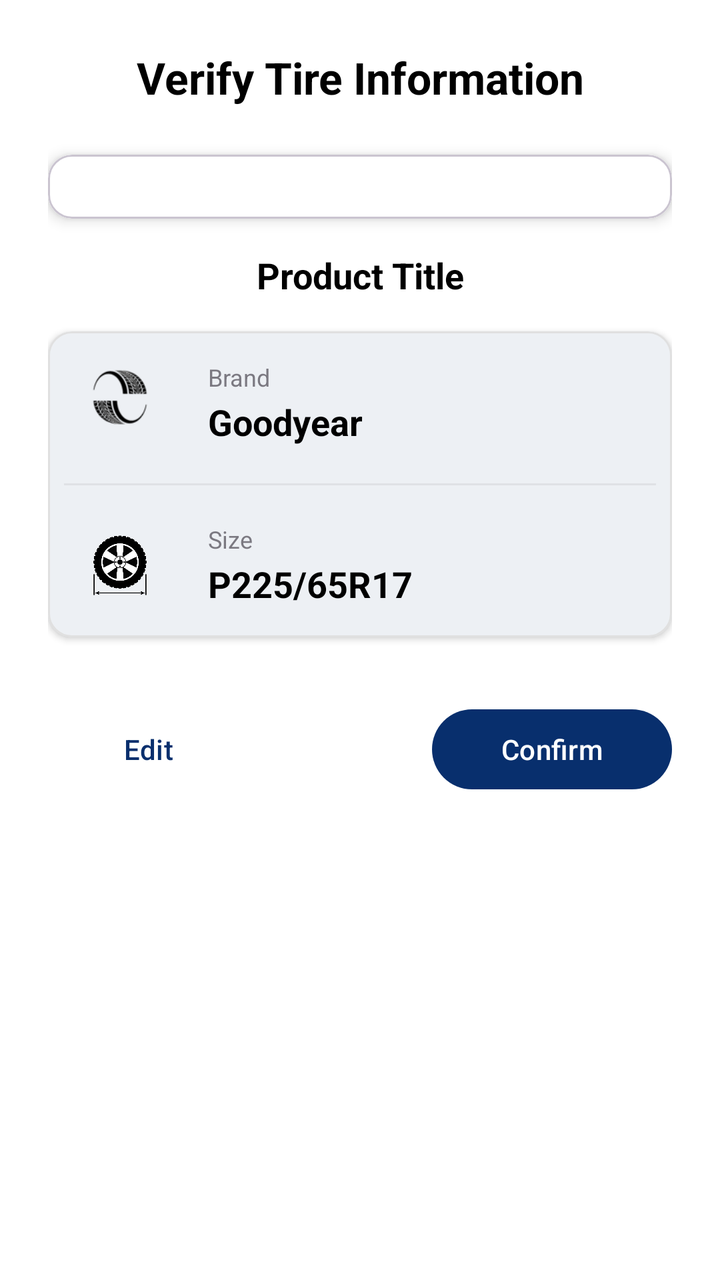
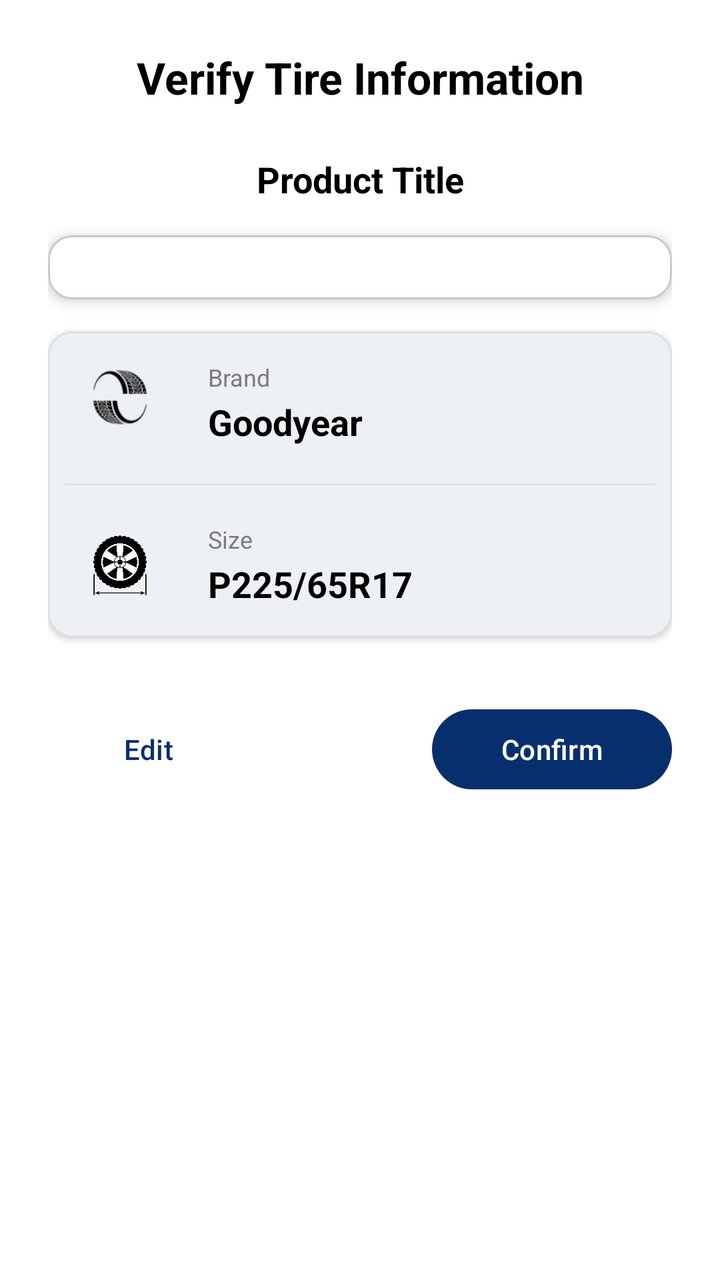

Two renders of the same Android screen: before a commit and after it. Below are the layout's source before the change and the commit's diff.
<!-- AndroidManifest.xml: application theme Theme.BarcodeScannerApp -->
<!-- res/layout/dialog_tire_info.xml -->
<?xml version="1.0" encoding="utf-8"?>
<ScrollView xmlns:android="http://schemas.android.com/apk/res/android"
    xmlns:app="http://schemas.android.com/apk/res-auto"
    android:layout_width="match_parent"
    android:layout_height="match_parent"
    android:fillViewport="true"
    android:background="?attr/colorSurface">

    <LinearLayout
        android:layout_width="match_parent"
        android:layout_height="wrap_content"
        android:orientation="vertical"
        android:padding="24dp">

        <TextView
            android:id="@+id/textView"
            android:layout_width="match_parent"
            android:layout_height="wrap_content"
            android:layout_marginBottom="24dp"
            android:gravity="center"
            android:text="Verify Tire Information"
            android:textSize="22sp"
            android:textStyle="bold"
            android:textColor="?attr/colorOnSurface" />

        
        <com.google.android.material.card.MaterialCardView
            android:layout_width="match_parent"
            android:layout_height="wrap_content"
            android:layout_marginBottom="16dp"
            app:cardElevation="4dp"
            app:cardCornerRadius="12dp">

            <ImageView
                android:id="@+id/tireImage"
                android:layout_width="match_parent"
                android:layout_height="wrap_content"
                android:scaleType="fitCenter"
                android:adjustViewBounds="true"
                android:padding="16dp"
                android:background="@android:color/white"
                android:contentDescription="Tire image" />

        </com.google.android.material.card.MaterialCardView>

        
        <TextView
            android:id="@+id/tvTitle"
            android:layout_width="match_parent"
            android:layout_height="wrap_content"
            android:layout_marginBottom="16dp"
            android:gravity="center"
            android:text="Product Title"
            android:textSize="18sp"
            android:textStyle="bold"
            android:textColor="?attr/colorOnSurface"
            android:maxLines="2"
            android:ellipsize="end" />

        
        <com.google.android.material.card.MaterialCardView
            android:layout_width="match_parent"
            android:layout_height="wrap_content"
            android:layout_marginBottom="24dp"
            app:cardElevation="2dp"
            app:cardCornerRadius="12dp"
            app:strokeWidth="1dp"
            app:strokeColor="#E0E0E0">

            <LinearLayout
                android:layout_width="match_parent"
                android:layout_height="wrap_content"
                android:orientation="vertical"
                android:padding="8dp">

                
                <LinearLayout
                    android:layout_width="match_parent"
                    android:layout_height="wrap_content"
                    android:orientation="horizontal"
                    android:gravity="center_vertical"
                    android:minHeight="56dp">

                    <ImageView
                        android:layout_width="56dp"
                        android:layout_height="56dp"
                        android:src="@drawable/ic_tire_brand"
                        android:contentDescription="Brand icon" />

                    <LinearLayout
                        android:layout_width="0dp"
                        android:layout_height="wrap_content"
                        android:layout_weight="1"
                        android:layout_marginStart="16dp"
                        android:orientation="vertical">

                        <TextView
                            android:layout_width="wrap_content"
                            android:layout_height="wrap_content"
                            android:text="Brand"
                            android:textSize="12sp"
                            android:textColor="?attr/colorOnSurfaceVariant"
                            android:alpha="0.7" />

                        <TextView
                            android:id="@+id/tvBrand"
                            android:layout_width="wrap_content"
                            android:layout_height="wrap_content"
                            android:layout_marginTop="2dp"
                            android:text="Goodyear"
                            android:textSize="18sp"
                            android:textStyle="bold"
                            android:textColor="?attr/colorOnSurface" />
                    </LinearLayout>
                </LinearLayout>

                
                <View
                    android:layout_width="match_parent"
                    android:layout_height="1dp"
                    android:layout_marginVertical="12dp"
                    android:background="?android:attr/listDivider"
                    android:alpha="0.5" />

                
                <LinearLayout
                    android:layout_width="match_parent"
                    android:layout_height="wrap_content"
                    android:orientation="horizontal"
                    android:gravity="center_vertical"
                    android:minHeight="56dp">

                    <ImageView
                        android:layout_width="56dp"
                        android:layout_height="56dp"
                        android:src="@drawable/ic_tire_size"
                        android:contentDescription="Size icon"/>

                    <LinearLayout
                        android:layout_width="0dp"
                        android:layout_height="wrap_content"
                        android:layout_weight="1"
                        android:layout_marginStart="16dp"
                        android:orientation="vertical">

                        <TextView
                            android:layout_width="wrap_content"
                            android:layout_height="wrap_content"
                            android:text="Size"
                            android:textSize="12sp"
                            android:textColor="?attr/colorOnSurfaceVariant"
                            android:alpha="0.7" />

                        <TextView
                            android:id="@+id/tvSize"
                            android:layout_width="wrap_content"
                            android:layout_height="wrap_content"
                            android:layout_marginTop="2dp"
                            android:text="P225/65R17"
                            android:textSize="18sp"
                            android:textStyle="bold"
                            android:textColor="?attr/colorOnSurface" />
                    </LinearLayout>
                </LinearLayout>

            </LinearLayout>
        </com.google.android.material.card.MaterialCardView>

        
        <LinearLayout
            android:layout_width="match_parent"
            android:layout_height="wrap_content"
            android:orientation="horizontal"
            android:layout_marginTop="8dp">

            <com.google.android.material.button.MaterialButton
                android:id="@+id/editButton"
                style="@style/Widget.Material3.Button.TextButton"
                android:layout_width="wrap_content"
                android:layout_height="wrap_content"
                android:text="Edit"
                android:paddingHorizontal="24dp"
                android:minWidth="100dp" />

            <View
                android:layout_width="0dp"
                android:layout_height="1dp"
                android:layout_weight="1" />

            <com.google.android.material.button.MaterialButton
                android:id="@+id/confirmButton"
                android:layout_width="wrap_content"
                android:layout_height="wrap_content"
                android:text="Confirm"
                android:paddingHorizontal="32dp"
                android:minWidth="120dp" />

        </LinearLayout>

    </LinearLayout>

</ScrollView>
<!-- resources referenced by this layout -->
<resources>
  <!-- drawable ic_tire_brand: png bitmap (drawable, 9482 bytes) -->
  <!-- drawable ic_tire_size: png bitmap (drawable, 63245 bytes) -->
  <style name="Theme.BarcodeScannerApp" parent="Base.Theme.BarcodeScannerApp" />
  <style name="Base.Theme.BarcodeScannerApp" parent="Theme.Material3.DayNight.NoActionBar">
          <item name="android:statusBarColor">#C11236</item>
          <item name="colorPrimary">@color/blue</item>
          <item name="colorSurface">@color/white</item>
          <item name="colorOnSurface">@color/black</item>
      </style>
  <color name="blue">#082F6D</color>
  <color name="white">#FFFFFFFF</color>
  <color name="black">#FF000000</color>
</resources>

<!-- the commit's change to res/layout/dialog_tire_info.xml (unified diff, before → after) -->
@@ -22,26 +22,6 @@
             android:textSize="22sp"
             android:textStyle="bold"
             android:textColor="?attr/colorOnSurface" />
-
-        
-        <com.google.android.material.card.MaterialCardView
-            android:layout_width="match_parent"
-            android:layout_height="wrap_content"
-            android:layout_marginBottom="16dp"
-            app:cardElevation="4dp"
-            app:cardCornerRadius="12dp">
-
-            <ImageView
-                android:id="@+id/tireImage"
-                android:layout_width="match_parent"
-                android:layout_height="wrap_content"
-                android:scaleType="fitCenter"
-                android:adjustViewBounds="true"
-                android:padding="16dp"
-                android:background="@android:color/white"
-                android:contentDescription="Tire image" />
-
-        </com.google.android.material.card.MaterialCardView>
 
         
         <TextView
@@ -61,6 +41,26 @@
         <com.google.android.material.card.MaterialCardView
             android:layout_width="match_parent"
             android:layout_height="wrap_content"
+            android:layout_marginBottom="16dp"
+            app:cardElevation="4dp"
+            app:cardCornerRadius="12dp">
+
+            <ImageView
+                android:id="@+id/tireImage"
+                android:layout_width="match_parent"
+                android:layout_height="wrap_content"
+                android:scaleType="fitCenter"
+                android:adjustViewBounds="true"
+                android:padding="16dp"
+                android:background="@android:color/white"
+                android:contentDescription="Tire image" />
+
+        </com.google.android.material.card.MaterialCardView>
+
+        
+        <com.google.android.material.card.MaterialCardView
+            android:layout_width="match_parent"
+            android:layout_height="wrap_content"
             android:layout_marginBottom="24dp"
             app:cardElevation="2dp"
             app:cardCornerRadius="12dp"
